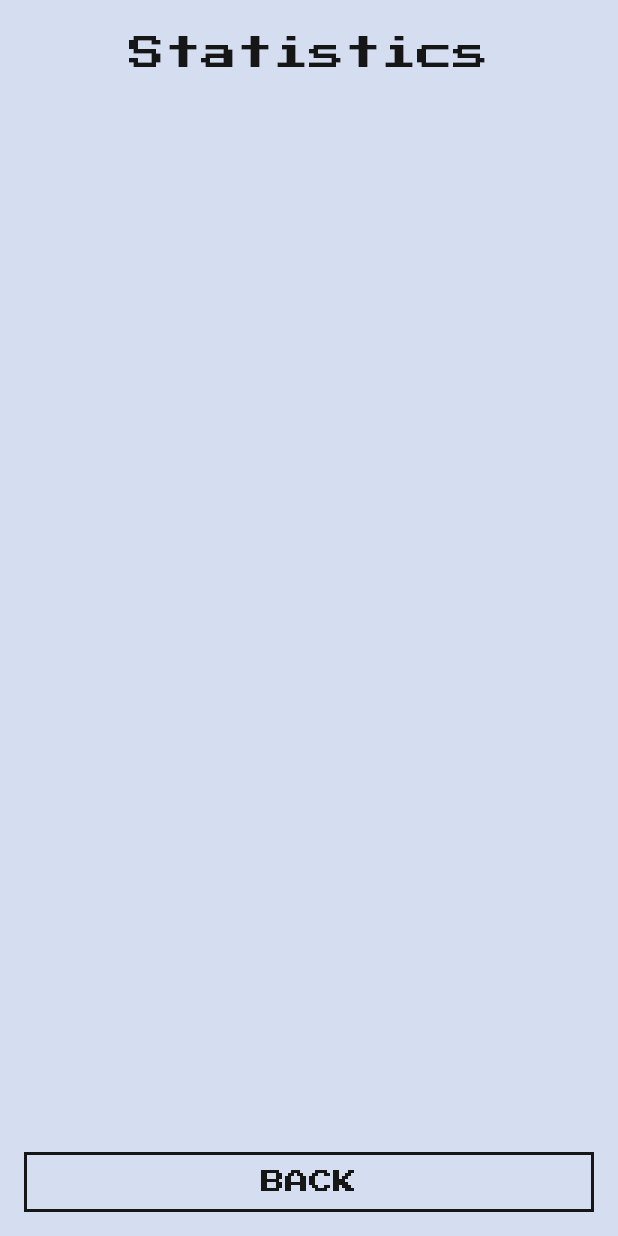
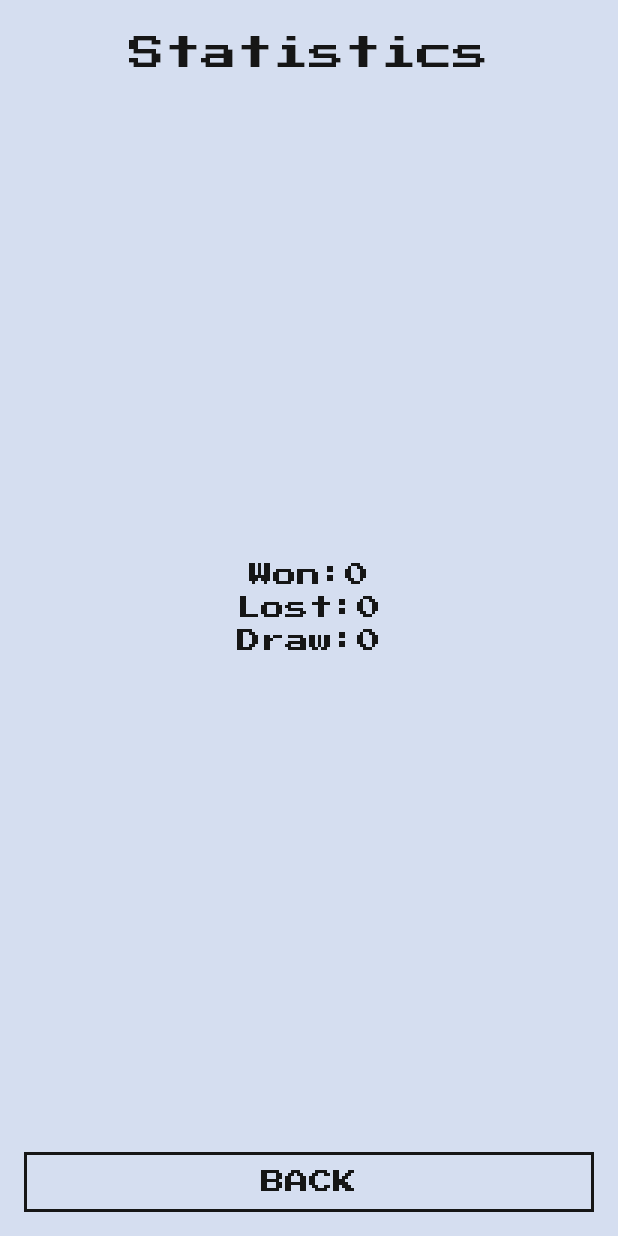
Before and after one commit to DARTwayder/flutter_fight_club, a Flutter app: the screen it shows after launch, after a tap on "STATISTICS", on a phone screen of 412 x 824 dp. Run offline on Flutter 3.47's test engine with Material 2 defaults, Android fonts, the phone set to English and light mode, and no system bars; our stand-ins replace google_fonts, shared_preferences; missing offline and left inert: shared_preferences_web.

Commit message:
final changes

```diff
--- a/lib/fight_result.dart
+++ b/lib/fight_result.dart
@@ -1,11 +1,21 @@
+import 'package:flutter/material.dart';
+import 'package:flutter_fight_club/resources/fight_club_colors.dart';
+
 class FightResult {
   final String result;
+final Color color;
+  const FightResult._(this.result,this.color);
 
-  const FightResult._(this.result);
+  static const won = FightResult._("Won",FightClubColors.green);
+  static const lost = FightResult._("Lost",FightClubColors.red);
+  static const draw = FightResult._("Draw",FightClubColors.blueButton);
+static const values = [won,lost,draw];
 
-  static const won = FightResult._("Won");
-  static const lost = FightResult._("Lost");
-  static const draw = FightResult._("Draw");
+  static FightResult getByName(final String name) {
+    return values.firstWhere((fightResult) => fightResult.result == name);
+
+  }
+
 
   static FightResult? calculateResult(
       final int yourLives, final int enemysLives) {
--- a/lib/pages/main_page.dart
+++ b/lib/pages/main_page.dart
@@ -1,8 +1,10 @@
 import 'package:flutter/material.dart';
+import 'package:flutter_fight_club/fight_result.dart';
 import 'package:flutter_fight_club/pages/fight_page.dart';
 import 'package:flutter_fight_club/pages/statistics_page.dart';
 import 'package:flutter_fight_club/resources/fight_club_colors.dart';
 import 'package:flutter_fight_club/widgets/action_button.dart';
+import 'package:flutter_fight_club/widgets/fight_result_widget.dart';
 import 'package:flutter_fight_club/widgets/secondary_action_button.dart';
 import 'package:shared_preferences/shared_preferences.dart';
 
@@ -42,7 +44,20 @@ class _MainPageContent extends StatelessWidget {
                 if (!snapshot.hasData || snapshot.data == null) {
                   return const SizedBox();
                 }
-                return Center(child: Text(snapshot.data!));
+                final FightResult fightResult =
+                    FightResult.getByName(snapshot.data!);
+                return Column(
+                  mainAxisSize: MainAxisSize.min,
+                  children: [
+                   const  Text(
+                      "Last fight result",
+                      style: TextStyle(
+                          color: FightClubColors.darkGreyText, fontSize: 14),
+                    ),
+                    const SizedBox(height: 12),
+                    FightResultWidget(fightResult: fightResult),
+                  ],
+                );
               },
             ),
             const Expanded(child: SizedBox()),
--- a/lib/pages/statistics_page.dart
+++ b/lib/pages/statistics_page.dart
@@ -1,4 +1,6 @@
 import 'package:flutter/material.dart';
+import 'package:flutter_fight_club/fight_result.dart';
+import 'package:shared_preferences/shared_preferences.dart';
 
 import '../resources/fight_club_colors.dart';
 import '../widgets/secondary_action_button.dart';
@@ -22,9 +24,39 @@ class StatisticsPage extends StatelessWidget {
                     fontSize: 24, color: FightClubColors.darkGreyText)),
           ),
           const Expanded(child: SizedBox.shrink()),
-
-
-
+          FutureBuilder<SharedPreferences>(
+            future: SharedPreferences.getInstance(),
+            builder: (context, snapshot) {
+              if (!snapshot.hasData || snapshot.data == null) {
+                return const SizedBox();
+              }
+              final SharedPreferences sp = snapshot.data!;
+              return Column(
+                mainAxisSize: MainAxisSize.min,
+                children: [
+                  Text(
+                    "Won:${sp.getInt("stats_won") ?? 0}",
+                    style: const TextStyle(
+                        fontSize: 16, color: FightClubColors.darkGreyText),
+                  ),
+               const SizedBox(height: 6),
+                  Text(
+                    "Lost:${sp.getInt("stats_lost") ?? 0}",
+                    style: const TextStyle(
+                        fontSize: 16, color: FightClubColors.darkGreyText),
+                  ),
+                  const SizedBox(height: 6),
+                  Text(
+                    "Draw:${sp.getInt("stats_draw") ?? 0}",
+                    style: const TextStyle(
+                        fontSize: 16, color: FightClubColors.darkGreyText),
+                  ),
+                 const SizedBox(height: 6),
+                ],
+              );
+            },
+          ),
+          const Expanded(child: SizedBox.shrink()),
           Padding(
             padding: const EdgeInsets.only(bottom: 16),
             child: SecondaryActionButton(
--- a/lib/resources/fight_club_colors.dart
+++ b/lib/resources/fight_club_colors.dart
@@ -10,4 +10,9 @@ class FightClubColors {
   static const darkGreyText = Color(0xFF161616);
   static const whiteText = Color.fromRGBO(255, 255, 255, 0.87);
   static const darkPurple = Color(0xFFC5D1EA);
+
+
+  static const green = Color(0xFF038800);
+  static const red = Color(0xFFEA2C2C);
+
 }
```
Also changed, not shown: lib/pages/fight_page.dart (+12 -8 lines), lib/widgets/fight_result_widget.dart (+13 -14 lines), 1 other file.
